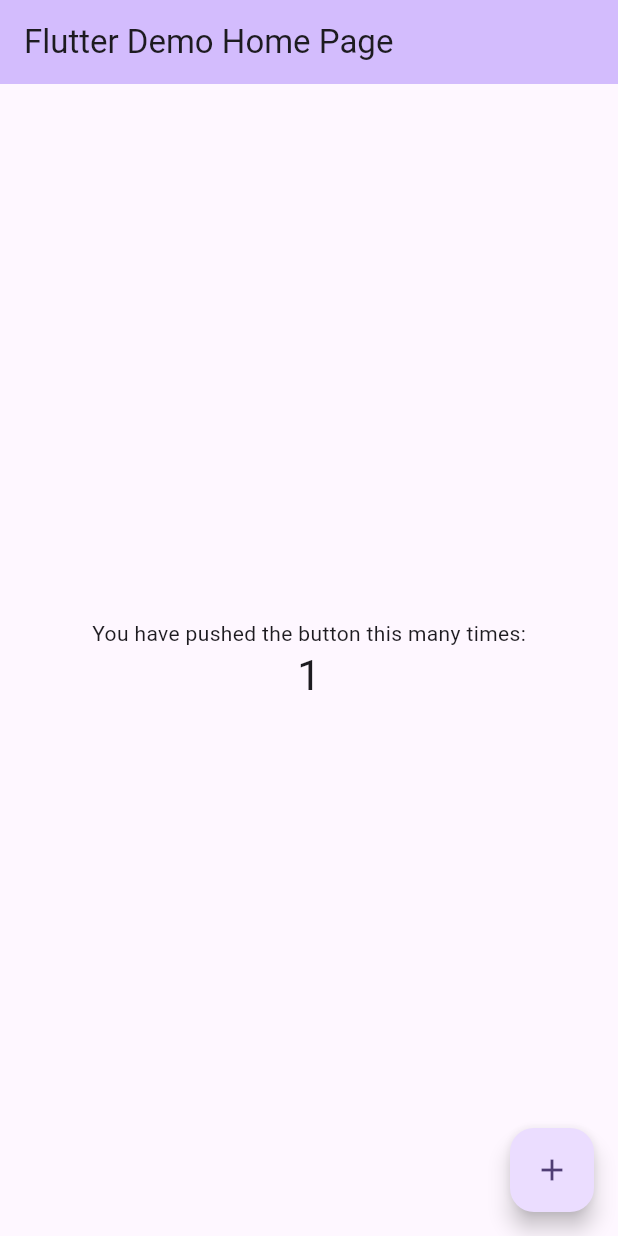
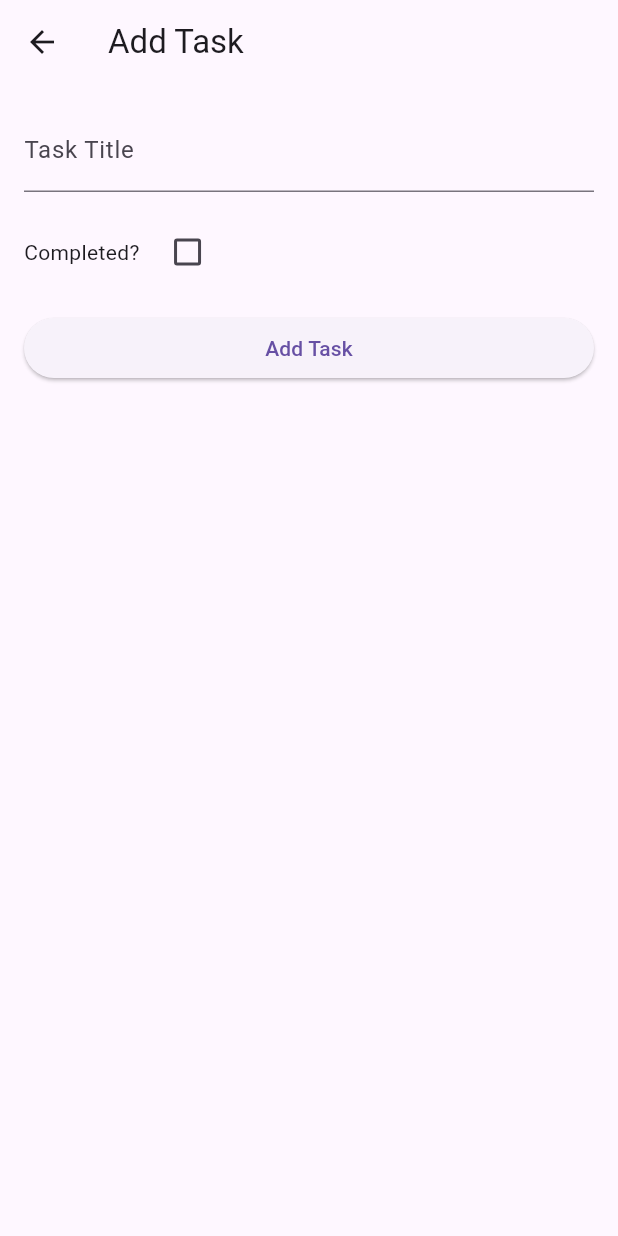
Before and after one commit to herverson/todo_app_desafio, a Flutter app: the screen it shows after launch, after a tap on the "add" icon, on a phone screen of 412 x 824 dp. Run offline on Flutter 3.47's test engine with Material 3 defaults, Android fonts, the phone set to English and light mode, and no system bars; our stand-ins replace flutter_bloc, shared_preferences.

Commit message:
add task

```diff
--- /dev/null
+++ b/lib/cubit/task_cubit.dart
@@ -0,0 +1,48 @@
+import 'dart:convert';
+import 'package:flutter_bloc/flutter_bloc.dart';
+import 'package:shared_preferences/shared_preferences.dart';
+import '../models/task.dart';
+
+class TaskCubit extends Cubit<List<Task>> {
+  TaskCubit() : super([]);
+
+  Future<void> loadTasks() async {
+    final prefs = await SharedPreferences.getInstance();
+    final tasksJson = prefs.getString('tasks');
+    if (tasksJson != null) {
+      final List<dynamic> tasksData = json.decode(tasksJson);
+      final List<Task> tasks =
+          tasksData.map((data) => Task.fromJson(data)).toList();
+      emit(tasks);
+    }
+  }
+
+  Future<void> addTask(Task task) async {
+    final List<Task> newState = List.from(state)..add(task);
+    emit(newState);
+    await _saveTasksLocally(newState);
+  }
+
+  Future<void> updateTask(Task updatedTask) async {
+    final List<Task> newState = List.from(state);
+    final int index = newState.indexWhere((task) => task.id == updatedTask.id);
+    if (index >= 0) {
+      newState[index] = updatedTask;
+      emit(newState);
+      await _saveTasksLocally(newState);
+    }
+  }
+
+  Future<void> deleteTask(String taskId) async {
+    final List<Task> newState = List.from(state);
+    newState.removeWhere((task) => task.id == taskId);
+    emit(newState);
+    await _saveTasksLocally(newState);
+  }
+
+  Future<void> _saveTasksLocally(List<Task> tasks) async {
+    final prefs = await SharedPreferences.getInstance();
+    final tasksJson = json.encode(tasks.map((task) => task.toJson()).toList());
+    await prefs.setString('tasks', tasksJson);
+  }
+}
--- a/lib/main.dart
+++ b/lib/main.dart
@@ -1,125 +1,30 @@
 import 'package:flutter/material.dart';
+import 'package:flutter_bloc/flutter_bloc.dart';
+import 'package:todo_list_desafio/cubit/task_cubit.dart';
+import 'package:todo_list_desafio/pages/task_list_page.dart';
 
 void main() {
   runApp(const MyApp());
 }
 
 class MyApp extends StatelessWidget {
-  const MyApp({super.key});
+  const MyApp({Key? key}) : super(key: key);
 
-  // This widget is the root of your application.
   @override
   Widget build(BuildContext context) {
     return MaterialApp(
-      title: 'Flutter Demo',
+      title: 'Todo List Desafio',
       theme: ThemeData(
-        // This is the theme of your application.
-        //
-        // TRY THIS: Try running your application with "flutter run". You'll see
-        // the application has a purple toolbar. Then, without quitting the app,
-        // try changing the seedColor in the colorScheme below to Colors.green
-        // and then invoke "hot reload" (save your changes or press the "hot
-        // reload" button in a Flutter-supported IDE, or press "r" if you used
-        // the command line to start the app).
-        //
-        // Notice that the counter didn't reset back to zero; the application
-        // state is not lost during the reload. To reset the state, use hot
-        // restart instead.
-        //
-        // This works for code too, not just values: Most code changes can be
-        // tested with just a hot reload.
-        colorScheme: ColorScheme.fromSeed(seedColor: Colors.deepPurple),
-        useMaterial3: true,
+        primarySwatch: Colors.blue,
       ),
-      home: const MyHomePage(title: 'Flutter Demo Home Page'),
+      home: MultiBlocProvider(
+        providers: [
+          BlocProvider<TaskCubit>(
+            create: (context) => TaskCubit(),
+          ),
+        ],
+        child: const TaskListPage(),
+      ),
     );
   }
 }
-
-class MyHomePage extends StatefulWidget {
-  const MyHomePage({super.key, required this.title});
-
-  // This widget is the home page of your application. It is stateful, meaning
-  // that it has a State object (defined below) that contains fields that affect
-  // how it looks.
-
-  // This class is the configuration for the state. It holds the values (in this
-  // case the title) provided by the parent (in this case the App widget) and
-  // used by the build method of the State. Fields in a Widget subclass are
-  // always marked "final".
-
-  final String title;
-
-  @override
-  State<MyHomePage> createState() => _MyHomePageState();
-}
-
-class _MyHomePageState extends State<MyHomePage> {
-  int _counter = 0;
-
-  void _incrementCounter() {
-    setState(() {
-      // This call to setState tells the Flutter framework that something has
-      // changed in this State, which causes it to rerun the build method below
-      // so that the display can reflect the updated values. If we changed
-      // _counter without calling setState(), then the build method would not be
-      // called again, and so nothing would appear to happen.
-      _counter++;
-    });
-  }
-
-  @override
-  Widget build(BuildContext context) {
-    // This method is rerun every time setState is called, for instance as done
-    // by the _incrementCounter method above.
-    //
-    // The Flutter framework has been optimized to make rerunning build methods
-    // fast, so that you can just rebuild anything that needs updating rather
-    // than having to individually change instances of widgets.
-    return Scaffold(
-      appBar: AppBar(
-        // TRY THIS: Try changing the color here to a specific color (to
-        // Colors.amber, perhaps?) and trigger a hot reload to see the AppBar
-        // change color while the other colors stay the same.
-        backgroundColor: Theme.of(context).colorScheme.inversePrimary,
-        // Here we take the value from the MyHomePage object that was created by
-        // the App.build method, and use it to set our appbar title.
-        title: Text(widget.title),
-      ),
-      body: Center(
-        // Center is a layout widget. It takes a single child and positions it
-        // in the middle of the parent.
-        child: Column(
-          // Column is also a layout widget. It takes a list of children and
-          // arranges them vertically. By default, it sizes itself to fit its
-          // children horizontally, and tries to be as tall as its parent.
-          //
-          // Column has various properties to control how it sizes itself and
-          // how it positions its children. Here we use mainAxisAlignment to
-          // center the children vertically; the main axis here is the vertical
-          // axis because Columns are vertical (the cross axis would be
-          // horizontal).
-          //
-          // TRY THIS: Invoke "debug painting" (choose the "Toggle Debug Paint"
-          // action in the IDE, or press "p" in the console), to see the
-          // wireframe for each widget.
-          mainAxisAlignment: MainAxisAlignment.center,
-          children: <Widget>[
-            const Text(
-              'You have pushed the button this many times:',
-            ),
-            Text(
-              '$_counter',
-              style: Theme.of(context).textTheme.headlineMedium,
-            ),
-          ],
-        ),
-      ),
-      floatingActionButton: FloatingActionButton(
-        onPressed: _incrementCounter,
-        tooltip: 'Increment',
-        child: const Icon(Icons.add),
-      ), // This trailing comma makes auto-formatting nicer for build methods.
-    );
-  }
-}
--- /dev/null
+++ b/lib/models/task.dart
@@ -0,0 +1,26 @@
+class Task {
+  final String id;
+  final String title;
+  final bool isCompleted;
+
+  Task({required this.id, required this.title, this.isCompleted = false});
+
+  Task.fromJson(Map<String, dynamic> json)
+      : id = json['id'],
+        title = json['title'],
+        isCompleted = json['isCompleted'] ?? false;
+
+  Map<String, dynamic> toJson() => {
+        'id': id,
+        'title': title,
+        'isCompleted': isCompleted,
+      };
+
+  Task copyWith({String? id, String? title, bool? isCompleted}) {
+    return Task(
+      id: id ?? this.id,
+      title: title ?? this.title,
+      isCompleted: isCompleted ?? this.isCompleted,
+    );
+  }
+}
--- /dev/null
+++ b/lib/pages/task_list_page.dart
@@ -0,0 +1,65 @@
+import 'package:flutter/material.dart';
+import 'package:flutter_bloc/flutter_bloc.dart';
+import 'package:todo_list_desafio/pages/task_page.dart';
+
+import '../cubit/task_cubit.dart';
+import '../models/task.dart';
+
+class TaskListPage extends StatefulWidget {
+  const TaskListPage({Key? key}) : super(key: key);
+
+  @override
+  State<TaskListPage> createState() => _TaskListPageState();
+}
+
+class _TaskListPageState extends State<TaskListPage> {
+  @override
+  void initState() {
+    super.initState();
+    BlocProvider.of<TaskCubit>(context).loadTasks();
+  }
+
+  @override
+  Widget build(BuildContext context) {
+    return Scaffold(
+      appBar: AppBar(
+        title: const Text('Todo List'),
+      ),
+      body: BlocBuilder<TaskCubit, List<Task>>(
+        builder: (context, tasks) {
+          return ListView.builder(
+            itemCount: tasks.length,
+            itemBuilder: (context, index) {
+              final task = tasks[index];
+              return ListTile(
+                title: Text(task.title),
+                trailing: Checkbox(
+                  value: task.isCompleted,
+                  onChanged: (value) {
+                    final updatedTask = task.copyWith(isCompleted: value);
+                    BlocProvider.of<TaskCubit>(context).updateTask(updatedTask);
+                  },
+                ),
+                onLongPress: () {
+                  BlocProvider.of<TaskCubit>(context).deleteTask(task.id);
+                },
+              );
+            },
+          );
+        },
+      ),
+      floatingActionButton: FloatingActionButton(
+        onPressed: () {
+          final taskCubit = BlocProvider.of<TaskCubit>(context);
+          Navigator.push(
+            context,
+            MaterialPageRoute(
+              builder: (context) => TaskPage(taskCubit: taskCubit),
+            ),
+          );
+        },
+        child: const Icon(Icons.add),
+      ),
+    );
+  }
+}
--- /dev/null
+++ b/lib/pages/task_page.dart
@@ -0,0 +1,86 @@
+import 'package:flutter/material.dart';
+import '../cubit/task_cubit.dart';
+import '../models/task.dart';
+
+class TaskPage extends StatelessWidget {
+  final Task? task;
+  final TaskCubit taskCubit;
+
+  TaskPage({Key? key, required this.taskCubit, this.task}) : super(key: key);
+
+  final TextEditingController _titleController = TextEditingController();
+
+  @override
+  Widget build(BuildContext context) {
+    if (task != null) {
+      _titleController.text = task!.title;
+    }
+
+    return Scaffold(
+      appBar: AppBar(
+        title: Text(task != null ? 'Edit Task' : 'Add Task'),
+      ),
+      body: Padding(
+        padding: const EdgeInsets.all(16.0),
+        child: Column(
+          crossAxisAlignment: CrossAxisAlignment.stretch,
+          children: [
+            TextField(
+              controller: _titleController,
+              decoration: const InputDecoration(labelText: 'Task Title'),
+            ),
+            const SizedBox(height: 16.0),
+            Row(
+              children: [
+                const Text('Completed?'),
+                const SizedBox(width: 8.0),
+                Checkbox(
+                  value: task != null ? task!.isCompleted : false,
+                  onChanged: (value) {
+                    // Implementar a lógica de marcação da tarefa como concluída ou não
+                  },
+                ),
+              ],
+            ),
+            const SizedBox(height: 16.0),
+            ElevatedButton(
+              onPressed: () {
+                _saveTask(context, taskCubit);
+              },
+              child: Text(task != null ? 'Save Changes' : 'Add Task'),
+            ),
+          ],
+        ),
+      ),
+    );
+  }
+
+  void _saveTask(BuildContext context, TaskCubit taskCubit) {
+    final title = _titleController.text.trim();
+    if (title.isNotEmpty) {
+      final taskToUpdate =
+          task?.copyWith(title: title, isCompleted: task!.isCompleted);
+      if (task != null) {
+        taskCubit.updateTask(taskToUpdate!);
+      } else {
+        taskCubit.addTask(Task(id: DateTime.now().toString(), title: title));
+      }
+      Navigator.of(context).pop();
+    } else {
+      // Exibir um alerta ou mensagem de erro ao usuário informando que o título da tarefa é obrigatório
+      showDialog(
+        context: context,
+        builder: (context) => AlertDialog(
+          title: const Text('Error'),
+          content: const Text('Task title cannot be empty.'),
+          actions: [
+            TextButton(
+              onPressed: () => Navigator.of(context).pop(),
+              child: const Text('OK'),
+            ),
+          ],
+        ),
+      );
+    }
+  }
+}
--- /dev/null
+++ b/lib/repositories/task_repository.dart
@@ -0,0 +1,23 @@
+import 'dart:convert';
+
+import 'package:shared_preferences/shared_preferences.dart';
+import '../models/task.dart';
+
+class TaskRepository {
+  static const _key = 'tasks';
+
+  Future<List<Task>> loadTasks() async {
+    final prefs = await SharedPreferences.getInstance();
+    final tasksJson = prefs.getStringList(_key);
+    if (tasksJson == null) return [];
+    return tasksJson
+        .map((taskJson) => Task.fromJson(jsonDecode(taskJson)))
+        .toList();
+  }
+
+  Future<void> saveTasks(List<Task> tasks) async {
+    final prefs = await SharedPreferences.getInstance();
+    final tasksJson = tasks.map((task) => jsonEncode(task.toJson())).toList();
+    prefs.setStringList(_key, tasksJson);
+  }
+}
```
Also changed, not shown: 2 other files.
